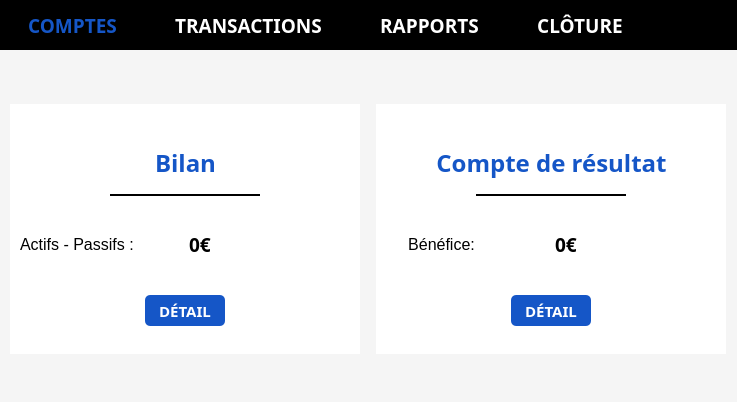
Before: the Qt Designer form treasurer/rapportsview.ui in BiteKirby3/Treasurer, drawn with Qt 5.
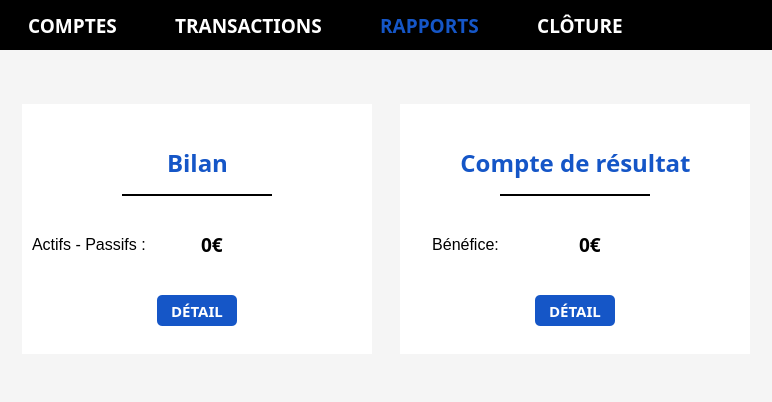
After: the same form once the commit is applied. Icons and pictures are not drawn.

```diff
--- a/treasurer/rapportsview.ui
+++ b/treasurer/rapportsview.ui
@@ -6,7 +6,7 @@
    <rect>
     <x>0</x>
     <y>0</y>
-    <width>710</width>
+    <width>772</width>
     <height>402</height>
    </rect>
   </property>
@@ -69,7 +69,7 @@
               </font>
              </property>
              <property name="styleSheet">
-              <string notr="true">color: #1556C7;</string>
+              <string notr="true">color: #ffffff;</string>
              </property>
              <property name="text">
               <string>COMPTES</string>
@@ -111,7 +111,7 @@
               </font>
              </property>
              <property name="styleSheet">
-              <string notr="true">color: #ffffff;</string>
+              <string notr="true">color: #1556C7;</string>
              </property>
              <property name="text">
               <string>RAPPORTS</string>
```
